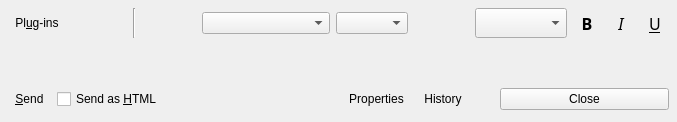
First picture: the form in modules/chat/rzxchatui.ui, repository Fruneau/qRezix, before the edit.
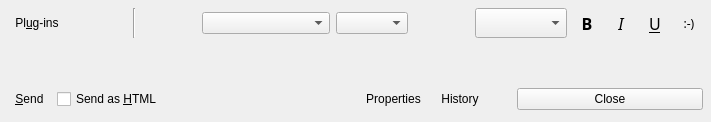
Second picture: the form after the edit. Custom widgets are drawn as their Qt base class.

Commit message:
Un début de travail sur les smileys
Pour l'instant, la fichier qui spécifie le thème est en dur, faudra faire une option dans la conf pour choisir ça, les chemins snt aussi en dur donc c'est pas du tout au point.

En gros, ça lit un fichier de conf d'un thème, ça crée la fenetre pour ajouter les smileys dynamiquement en fonction de la conf, et quand on clique sur un smiley ça l'ajoute dans la fenêtre d'édition.

Il faut encore lire les messages reçus pour remplacer les smileys par les images et faire la gestion du choix des thèmes (et tester bien sûr)

```diff
--- a/modules/chat/rzxchatui.ui
+++ b/modules/chat/rzxchatui.ui
@@ -8,7 +8,7 @@
    <rect>
     <x>0</x>
     <y>0</y>
-    <width>677</width>
+    <width>711</width>
     <height>122</height>
    </rect>
   </property>
@@ -22,156 +22,27 @@
    <property name="spacing" >
     <number>6</number>
    </property>
-   <item row="2" column="0" >
-    <layout class="QHBoxLayout" >
-     <property name="margin" >
-      <number>0</number>
+   <item row="1" column="0" >
+    <widget class="RzxTextEdit" name="edMsg" >
+     <property name="minimumSize" >
+      <size>
+       <width>0</width>
+       <height>34</height>
+      </size>
      </property>
-     <property name="spacing" >
-      <number>6</number>
+     <property name="maximumSize" >
+      <size>
+       <width>32767</width>
+       <height>32767</height>
+      </size>
      </property>
-     <item>
-      <widget class="QToolButton" name="btnSend" >
-       <property name="toolTip" >
-        <string>Send</string>
-       </property>
-       <property name="whatsThis" >
-        <string>&lt;h3>Send&lt;/h3>&lt;p>Send the message you have typed...&lt;br>It's a lot easier to use &lt;b>Enter&lt;/b>&lt;/p></string>
-       </property>
-       <property name="text" >
-        <string>&amp;Send</string>
-       </property>
-       <property name="shortcut" >
-        <string>Alt+S</string>
-       </property>
-       <property name="autoRaise" >
-        <bool>true</bool>
-       </property>
-      </widget>
-     </item>
-     <item>
-      <widget class="QCheckBox" name="cbSendHTML" >
-       <property name="whatsThis" >
-        <string>&lt;h3>Send as HTML&lt;/h3>&lt;p>When this case is checked, you can format your text&lt;/p>&lt;p>&lt;b>Warning : &lt;/b>some clients don't support HTML...&lt;/p></string>
-       </property>
-       <property name="text" >
-        <string>Send as &amp;HTML</string>
-       </property>
-       <property name="shortcut" >
-        <string>Alt+H</string>
-       </property>
-      </widget>
-     </item>
-     <item>
-      <spacer>
-       <property name="orientation" >
-        <enum>Qt::Horizontal</enum>
-       </property>
-       <property name="sizeType" >
-        <enum>QSizePolicy::Minimum</enum>
-       </property>
-       <property name="sizeHint" >
-        <size>
-         <width>45</width>
-         <height>30</height>
-        </size>
-       </property>
-      </spacer>
-     </item>
-     <item>
-      <widget class="QToolButton" name="btnSound" >
-       <property name="whatsThis" >
-        <string>&lt;h3>Sound&lt;/h3>&lt;p>Enables/disables the sound which is played when a new message arrives&lt;/p></string>
-       </property>
-       <property name="text" >
-        <string/>
-       </property>
-       <property name="shortcut" >
-        <string>Ctrl+S</string>
-       </property>
-       <property name="checkable" >
-        <bool>true</bool>
-       </property>
-       <property name="autoRaise" >
-        <bool>true</bool>
-       </property>
-      </widget>
-     </item>
-     <item>
-      <spacer>
-       <property name="orientation" >
-        <enum>Qt::Horizontal</enum>
-       </property>
-       <property name="sizeType" >
-        <enum>QSizePolicy::Minimum</enum>
-       </property>
-       <property name="sizeHint" >
-        <size>
-         <width>35</width>
-         <height>30</height>
-        </size>
-       </property>
-      </spacer>
-     </item>
-     <item>
-      <widget class="QToolButton" name="btnProperties" >
-       <property name="whatsThis" >
-        <string>&lt;h3>Properties&lt;/h3>&lt;p>Ask for the properties of the person you are talking to.&lt;/p></string>
-       </property>
-       <property name="text" >
-        <string>Properties</string>
-       </property>
-       <property name="checkable" >
-        <bool>true</bool>
-       </property>
-       <property name="autoRaise" >
-        <bool>true</bool>
-       </property>
-      </widget>
-     </item>
-     <item>
-      <widget class="QToolButton" name="btnHistorique" >
-       <property name="whatsThis" >
-        <string>&lt;h3>History&lt;/h3>&lt;p>If you want to read all your old chats with this person&lt;/p></string>
-       </property>
-       <property name="text" >
-        <string>History</string>
-       </property>
-       <property name="checkable" >
-        <bool>true</bool>
-       </property>
-       <property name="autoRaise" >
-        <bool>true</bool>
-       </property>
-      </widget>
-     </item>
-     <item>
-      <spacer>
-       <property name="orientation" >
-        <enum>Qt::Horizontal</enum>
-       </property>
-       <property name="sizeType" >
-        <enum>QSizePolicy::Minimum</enum>
-       </property>
-       <property name="sizeHint" >
-        <size>
-         <width>25</width>
-         <height>20</height>
-        </size>
-       </property>
-      </spacer>
-     </item>
-     <item>
-      <widget class="QPushButton" name="btnClose" >
-       <property name="whatsThis" >
-        <string>&lt;h3>Close&lt;/h3>&lt;p>Ends the chat et close the window&lt;/p></string>
-       </property>
-       <property name="text" >
-        <string>Close</string>
-       </property>
-      </widget>
-     </item>
-    </layout>
+     <property name="focusPolicy" >
+      <enum>Qt::StrongFocus</enum>
+     </property>
+     <property name="whatsThis" >
+      <string>&lt;h3>Input&lt;/h3>&lt;p>This is the place where you can type your messages.&lt;/p>&lt;p>&lt;b>Shortcuts :&lt;/b>&lt;br>&lt;b>Enter : &lt;/b>Send your message&lt;br>&lt;b>Ctrl+[UP|DOWN] : &lt;/b>Navigate through the messages you have already typed&lt;br>&lt;b>Ctrl+Enter : &lt;/b> Add a line-break&lt;/p></string>
+     </property>
+    </widget>
    </item>
    <item row="0" column="0" >
     <layout class="QHBoxLayout" >
@@ -217,8 +88,8 @@
        </property>
        <property name="sizeHint" >
         <size>
-         <width>20</width>
-         <height>21</height>
+         <width>59</width>
+         <height>25</height>
         </size>
        </property>
       </spacer>
@@ -246,8 +117,8 @@
        </property>
        <property name="sizeHint" >
         <size>
-         <width>19</width>
-         <height>21</height>
+         <width>59</width>
+         <height>25</height>
         </size>
        </property>
       </spacer>
@@ -298,8 +169,8 @@
        </property>
        <property name="sizeHint" >
         <size>
-         <width>27</width>
-         <height>20</height>
+         <width>59</width>
+         <height>25</height>
         </size>
        </property>
       </spacer>
@@ -439,29 +310,194 @@
        </property>
       </widget>
      </item>
+     <item>
+      <widget class="QToolButton" name="btnSmiley" >
+       <property name="minimumSize" >
+        <size>
+         <width>28</width>
+         <height>0</height>
+        </size>
+       </property>
+       <property name="font" >
+        <font>
+         <family>Sans Serif</family>
+         <pointsize>9</pointsize>
+         <weight>50</weight>
+         <italic>false</italic>
+         <bold>false</bold>
+         <underline>false</underline>
+         <strikeout>false</strikeout>
+        </font>
+       </property>
+       <property name="whatsThis" >
+        <string>&lt;h3>Smiley&lt;/h3>&lt;p>Click to add a smiley&lt;/p></string>
+       </property>
+       <property name="text" >
+        <string>:-)</string>
+       </property>
+       <property name="shortcut" >
+        <string>Ctrl+U</string>
+       </property>
+       <property name="checkable" >
+        <bool>true</bool>
+       </property>
+       <property name="autoRaise" >
+        <bool>true</bool>
+       </property>
+      </widget>
+     </item>
     </layout>
    </item>
-   <item row="1" column="0" >
-    <widget class="RzxTextEdit" name="edMsg" >
-     <property name="minimumSize" >
-      <size>
-       <width>0</width>
-       <height>34</height>
-      </size>
+   <item row="2" column="0" >
+    <layout class="QHBoxLayout" >
+     <property name="margin" >
+      <number>0</number>
      </property>
-     <property name="maximumSize" >
-      <size>
-       <width>32767</width>
-       <height>32767</height>
-      </size>
+     <property name="spacing" >
+      <number>6</number>
      </property>
-     <property name="focusPolicy" >
-      <enum>Qt::StrongFocus</enum>
-     </property>
-     <property name="whatsThis" >
-      <string>&lt;h3>Input&lt;/h3>&lt;p>This is the place where you can type your messages.&lt;/p>&lt;p>&lt;b>Shortcuts :&lt;/b>&lt;br>&lt;b>Enter : &lt;/b>Send your message&lt;br>&lt;b>Ctrl+[UP|DOWN] : &lt;/b>Navigate through the messages you have already typed&lt;br>&lt;b>Ctrl+Enter : &lt;/b> Add a line-break&lt;/p></string>
-     </property>
-    </widget>
+     <item>
+      <widget class="QToolButton" name="btnSend" >
+       <property name="toolTip" >
+        <string>Send</string>
+       </property>
+       <property name="whatsThis" >
+        <string>&lt;h3>Send&lt;/h3>&lt;p>Send the message you have typed...&lt;br>It's a lot easier to use &lt;b>Enter&lt;/b>&lt;/p></string>
+       </property>
+       <property name="text" >
+        <string>&amp;Send</string>
+       </property>
+       <property name="shortcut" >
+        <string>Alt+S</string>
+       </property>
+       <property name="autoRaise" >
+        <bool>true</bool>
+       </property>
+      </widget>
+     </item>
+     <item>
+      <widget class="QCheckBox" name="cbSendHTML" >
+       <property name="whatsThis" >
+        <string>&lt;h3>Send as HTML&lt;/h3>&lt;p>When this case is checked, you can format your text&lt;/p>&lt;p>&lt;b>Warning : &lt;/b>some clients don't support HTML...&lt;/p></string>
+       </property>
+       <property name="text" >
+        <string>Send as &amp;HTML</string>
+       </property>
+       <property name="shortcut" >
+        <string>Alt+H</string>
+       </property>
+      </widget>
+     </item>
+     <item>
+      <spacer>
+       <property name="orientation" >
+        <enum>Qt::Horizontal</enum>
+       </property>
+       <property name="sizeType" >
+        <enum>QSizePolicy::Minimum</enum>
+       </property>
+       <property name="sizeHint" >
+        <size>
+         <width>45</width>
+         <height>30</height>
+        </size>
+       </property>
+      </spacer>
+     </item>
+     <item>
+      <widget class="QToolButton" name="btnSound" >
+       <property name="whatsThis" >
+        <string>&lt;h3>Sound&lt;/h3>&lt;p>Enables/disables the sound which is played when a new message arrives&lt;/p></string>
+       </property>
+       <property name="text" >
+        <string/>
+       </property>
+       <property name="shortcut" >
+        <string>Ctrl+S</string>
+       </property>
+       <property name="checkable" >
+        <bool>true</bool>
+       </property>
+       <property name="autoRaise" >
+        <bool>true</bool>
+       </property>
+      </widget>
+     </item>
+     <item>
+      <spacer>
+       <property name="orientation" >
+        <enum>Qt::Horizontal</enum>
+       </property>
+       <property name="sizeType" >
+        <enum>QSizePolicy::Minimum</enum>
+       </property>
+       <property name="sizeHint" >
+        <size>
+         <width>35</width>
+         <height>30</height>
+        </size>
+       </property>
+      </spacer>
+     </item>
+     <item>
+      <widget class="QToolButton" name="btnProperties" >
+       <property name="whatsThis" >
+        <string>&lt;h3>Properties&lt;/h3>&lt;p>Ask for the properties of the person you are talking to.&lt;/p></string>
+       </property>
+       <property name="text" >
+        <string>Properties</string>
+       </property>
+       <property name="checkable" >
+        <bool>true</bool>
+       </property>
+       <property name="autoRaise" >
+        <bool>true</bool>
+       </property>
+      </widget>
+     </item>
+     <item>
+      <widget class="QToolButton" name="btnHistorique" >
+       <property name="whatsThis" >
+        <string>&lt;h3>History&lt;/h3>&lt;p>If you want to read all your old chats with this person&lt;/p></string>
+       </property>
+       <property name="text" >
+        <string>History</string>
+       </property>
+       <property name="checkable" >
+        <bool>true</bool>
+       </property>
+       <property name="autoRaise" >
+        <bool>true</bool>
+       </property>
+      </widget>
+     </item>
+     <item>
+      <spacer>
+       <property name="orientation" >
+        <enum>Qt::Horizontal</enum>
+       </property>
+       <property name="sizeType" >
+        <enum>QSizePolicy::Minimum</enum>
+       </property>
+       <property name="sizeHint" >
+        <size>
+         <width>25</width>
+         <height>20</height>
+        </size>
+       </property>
+      </spacer>
+     </item>
+     <item>
+      <widget class="QPushButton" name="btnClose" >
+       <property name="whatsThis" >
+        <string>&lt;h3>Close&lt;/h3>&lt;p>Ends the chat et close the window&lt;/p></string>
+       </property>
+       <property name="text" >
+        <string>Close</string>
+       </property>
+      </widget>
+     </item>
+    </layout>
    </item>
   </layout>
  </widget>
```
Left out of the diff: 10 changed lines with no effect on the pictures. The commit also changes 57 other files.
